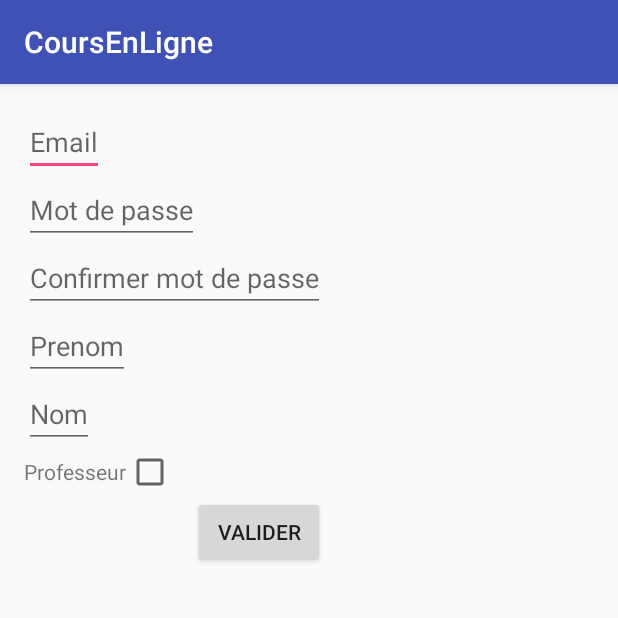
After one commit to Narsciz/ProjetMobile, an Android app: the InscriptionActivity screen opened directly, with no data from a screen before it, on a phone screen of 412 x 824 dp, the top half of it. The commit adds this screen. Run offline under Robolectric (Android 15) with nearby library versions, the phone set to English and light mode, and no system bars.

Commit message:
ajout des classes communes et activite inscription

```diff
--- /dev/null
+++ b/Client/app/src/main/java/progmobile/coursenligne/InscriptionActivity.java
@@ -0,0 +1,29 @@
+package progmobile.coursenligne;
+
+import android.content.Intent;
+import android.support.v7.app.AppCompatActivity;
+import android.os.Bundle;
+import android.view.Menu;
+import android.view.MenuInflater;
+import android.view.MenuItem;
+import android.view.View;
+import android.widget.CheckBox;
+
+public class InscriptionActivity extends AppCompatActivity {
+
+    @Override
+    protected void onCreate(Bundle savedInstanceState) {
+        super.onCreate(savedInstanceState);
+        setContentView(R.layout.activity_inscription);
+    }
+
+    public void validerInscription(View view){
+        CheckBox prof=(CheckBox)findViewById(R.id.inscription_checkbox);
+        boolean p=prof.isChecked();
+        if (p)
+            startActivity(new Intent(this,HomeActivity.class));
+        else
+            startActivity(new Intent(this,InscriptionMatiereActivity.class));
+
+    }
+}
--- a/Client/app/src/main/java/progmobile/coursenligne/StreamingActivity.java
+++ b/Client/app/src/main/java/progmobile/coursenligne/StreamingActivity.java
@@ -15,7 +15,7 @@ import com.google.android.youtube.player.YouTubePlayerView;
 public class StreamingActivity extends YouTubeBaseActivity implements YouTubePlayer.OnInitializedListener {
 
     public static final String API_KEY="AIzaSyAuuPqwHjlE4nbOz8EF1Gw95tFYj5HtaXc";
-    public static final String VIDEO_ID="QjICgmk31js&t";
+    public static final String VIDEO_ID="QjICgmk31js";
     @Override
     protected void onCreate(Bundle savedInstanceState) {
         super.onCreate(savedInstanceState);
--- /dev/null
+++ b/Client/app/src/main/res/layout/activity_inscription.xml
@@ -0,0 +1,83 @@
+<?xml version="1.0" encoding="utf-8"?>
+<RelativeLayout xmlns:android="http://schemas.android.com/apk/res/android"
+    xmlns:tools="http://schemas.android.com/tools"
+    android:id="@+id/activity_inscription"
+    android:layout_width="match_parent"
+    android:layout_height="match_parent"
+    android:paddingBottom="@dimen/activity_vertical_margin"
+    android:paddingLeft="@dimen/activity_horizontal_margin"
+    android:paddingRight="@dimen/activity_horizontal_margin"
+    android:paddingTop="@dimen/activity_vertical_margin"
+    tools:context="progmobile.coursenligne.InscriptionActivity">
+
+    <ScrollView
+        android:layout_width="wrap_content"
+        android:layout_height="wrap_content"
+        android:id="@+id/scrollView2">
+
+        <LinearLayout
+            android:layout_width="wrap_content"
+            android:layout_height="wrap_content"
+            android:orientation="vertical">
+
+
+
+            <EditText
+
+                android:layout_width="wrap_content"
+                android:layout_height="wrap_content"
+                android:hint="@string/label_email"
+                android:inputType="textEmailAddress"
+                />
+            <EditText
+
+                android:layout_width="wrap_content"
+                android:layout_height="wrap_content"
+                android:hint="@string/label_mdp"
+                android:inputType="textPassword"/>
+            <EditText
+
+                android:layout_width="wrap_content"
+                android:layout_height="wrap_content"
+                android:hint="@string/confirmer_mdp"
+                android:inputType="textPassword"/>
+            <EditText
+
+                android:layout_width="wrap_content"
+                android:layout_height="wrap_content"
+                android:hint="@string/prenom"
+                android:inputType="textPassword"/>
+            <EditText
+
+                android:layout_width="wrap_content"
+                android:layout_height="wrap_content"
+                android:hint="@string/nom"
+                android:inputType="textPassword"/>
+            <LinearLayout
+                android:layout_width="wrap_content"
+                android:layout_height="wrap_content">
+                <TextView
+                    android:layout_width="wrap_content"
+                    android:layout_height="wrap_content"
+                    android:text="Professeur"/>
+                <CheckBox
+                    android:id="@+id/inscription_checkbox"
+                    android:layout_width="wrap_content"
+                    android:layout_height="wrap_content" />
+
+            </LinearLayout>
+
+
+        </LinearLayout>
+    </ScrollView>
+
+    <Button
+        android:layout_width="wrap_content"
+        android:layout_height="wrap_content"
+        android:text="@string/valider"
+        android:layout_below="@+id/scrollView2"
+        android:layout_alignRight="@+id/scrollView2"
+        android:layout_alignEnd="@+id/scrollView2"
+        android:id="@+id/button2"
+        android:onClick="validerInscription"/>
+</RelativeLayout>
--- a/Client/app/src/main/res/values/strings.xml
+++ b/Client/app/src/main/res/values/strings.xml
@@ -15,6 +15,11 @@
     <string name="ajouter_qcm">Ajouter QCM</string>
     <string name="title_activity_qcm">QcmActivity</string>
     <string name="home">Home</string>
+    <string name="confirmer_mdp">Confirmer mot de passe</string>
+    <string name="prenom">Prenom</string>
+    <string name="nom">Nom</string>
+    <string name="valider">Valider</string>
+    <string name="inscrption">Inscription</string>
 
 
 </resources>
```
Also changed, not shown: Client/app/src/main/AndroidManifest.xml (+6 -7 lines), Client/app/src/main/java/progmobile/coursenligne/AuthentificationActivity.java (+27 -1 lines), Client/app/src/main/java/progmobile/coursenligne/CommonClasses/Annee.java (added, +10 -0 lines), Client/app/src/main/java/progmobile/coursenligne/CommonClasses/Cours.java (added, +20 -0 lines), Client/app/src/main/java/progmobile/coursenligne/CommonClasses/Matiere.java (added, +10 -0 lines), Client/app/src/main/java/progmobile/coursenligne/CommonClasses/QCM.java (added, +13 -0 lines), Client/app/src/main/java/progmobile/coursenligne/CommonClasses/Question.java (added, +27 -0 lines), Client/app/src/main/java/progmobile/coursenligne/CommonClasses/Utilisateur.java (added, +16 -0 lines), Client/app/src/main/java/progmobile/coursenligne/InscriptionMatiereActivity.java (added, +13 -0 lines), Client/app/src/main/res/layout/activity_inscription_matiere.xml (added, +17 -0 lines), Client/app/src/main/res/menu/inscription_menu.xml (added, +9 -0 lines).
